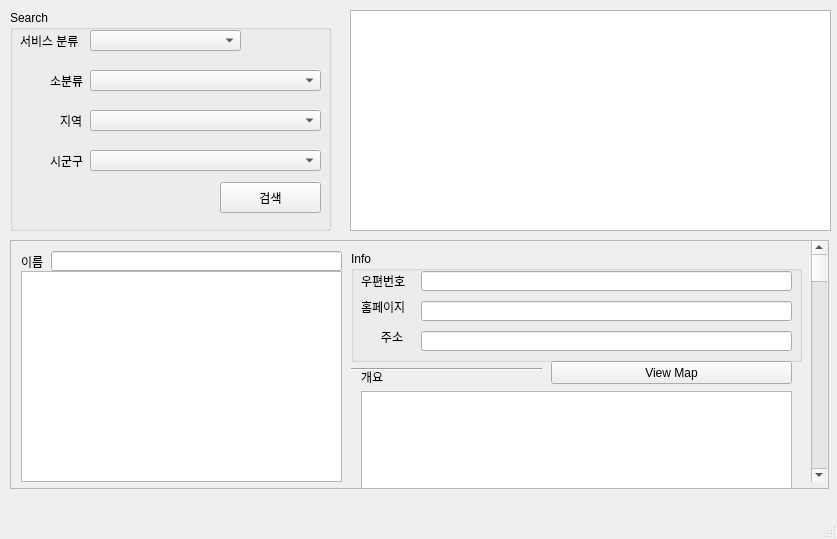
The window that Project/TourAPI/TourAPI.ui (YongsunLee/KPU_game_engineering) describes before a commit, drawn with Qt 5.
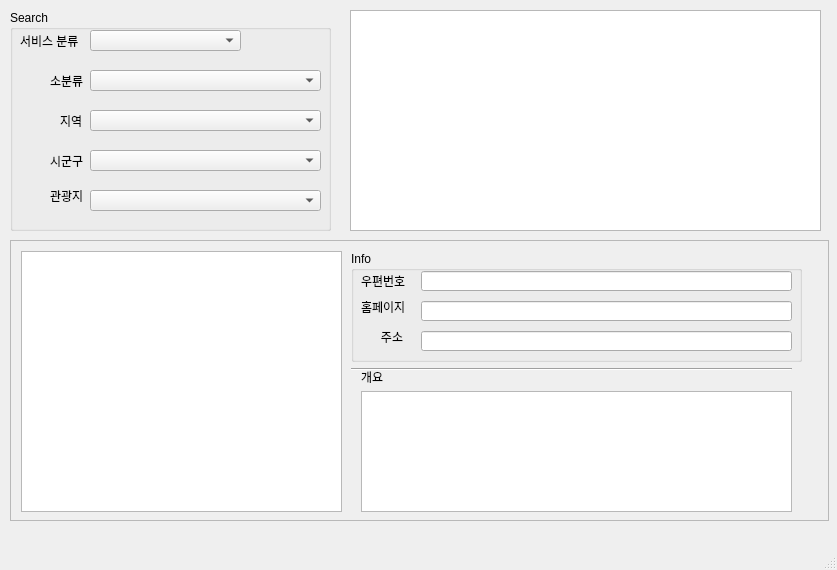
The same window after the commit.

The edit to the form file:
```diff
--- a/Project/TourAPI/TourAPI.ui
+++ b/Project/TourAPI/TourAPI.ui
@@ -7,7 +7,7 @@
     <x>0</x>
     <y>0</y>
     <width>837</width>
-    <height>539</height>
+    <height>570</height>
    </rect>
   </property>
   <property name="windowTitle">
@@ -124,17 +124,27 @@
          <string>소분류</string>
         </property>
        </widget>
-       <widget class="QPushButton" name="pushButton">
+       <widget class="QLabel" name="labelName">
         <property name="geometry">
          <rect>
-          <x>210</x>
-          <y>172</y>
-          <width>101</width>
-          <height>31</height>
+          <x>40</x>
+          <y>180</y>
+          <width>36</width>
+          <height>12</height>
          </rect>
         </property>
         <property name="text">
-         <string>검색</string>
+         <string>관광지</string>
+        </property>
+       </widget>
+       <widget class="QComboBox" name="comboBox_City_2">
+        <property name="geometry">
+         <rect>
+          <x>80</x>
+          <y>180</y>
+          <width>231</width>
+          <height>21</height>
+         </rect>
         </property>
        </widget>
       </widget>
@@ -147,7 +157,7 @@
       <x>10</x>
       <y>240</y>
       <width>819</width>
-      <height>249</height>
+      <height>281</height>
      </rect>
     </property>
     <property name="widgetResizable">
@@ -159,48 +169,19 @@
        <x>0</x>
        <y>0</y>
        <width>817</width>
-       <height>247</height>
+       <height>279</height>
       </rect>
      </property>
-     <widget class="QScrollBar" name="verticalScrollBar">
-      <property name="geometry">
-       <rect>
-        <x>800</x>
-        <y>0</y>
-        <width>16</width>
-        <height>241</height>
-       </rect>
-      </property>
-      <property name="mouseTracking">
-       <bool>false</bool>
-      </property>
-      <property name="orientation">
-       <enum>Qt::Vertical</enum>
-      </property>
-     </widget>
      <widget class="QGraphicsView" name="graphicsView">
       <property name="geometry">
        <rect>
         <x>10</x>
-        <y>30</y>
+        <y>10</y>
         <width>321</width>
-        <height>211</height>
+        <height>261</height>
        </rect>
       </property>
      </widget>
-     <widget class="QLabel" name="labelName">
-      <property name="geometry">
-       <rect>
-        <x>10</x>
-        <y>10</y>
-        <width>31</width>
-        <height>21</height>
-       </rect>
-      </property>
-      <property name="text">
-       <string>이름</string>
-      </property>
-     </widget>
      <widget class="QLabel" name="labelAddress_2">
       <property name="geometry">
        <rect>
@@ -219,7 +200,7 @@
        <rect>
         <x>340</x>
         <y>120</y>
-        <width>191</width>
+        <width>441</width>
         <height>16</height>
        </rect>
       </property>
@@ -309,19 +290,6 @@
        </property>
       </widget>
      </widget>
-     <widget class="QPushButton" name="pushButton_2">
-      <property name="geometry">
-       <rect>
-        <x>540</x>
-        <y>120</y>
-        <width>241</width>
-        <height>23</height>
-       </rect>
-      </property>
-      <property name="text">
-       <string>View Map</string>
-      </property>
-     </widget>
      <widget class="QTextEdit" name="textEdit">
       <property name="geometry">
        <rect>
@@ -332,16 +300,6 @@
        </rect>
       </property>
      </widget>
-     <widget class="QLineEdit" name="lineEditName">
-      <property name="geometry">
-       <rect>
-        <x>40</x>
-        <y>10</y>
-        <width>291</width>
-        <height>20</height>
-       </rect>
-      </property>
-     </widget>
     </widget>
    </widget>
    <widget class="QListWidget" name="listWidget">
@@ -349,7 +307,7 @@
      <rect>
       <x>350</x>
       <y>10</y>
-      <width>481</width>
+      <width>471</width>
       <height>221</height>
      </rect>
     </property>
```
